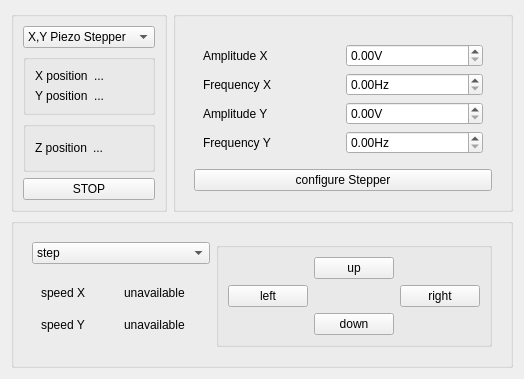
Above: hyperion/view/position/attocube.ui from caldarolamartin/hyperion before the change. Below: the same form after it.
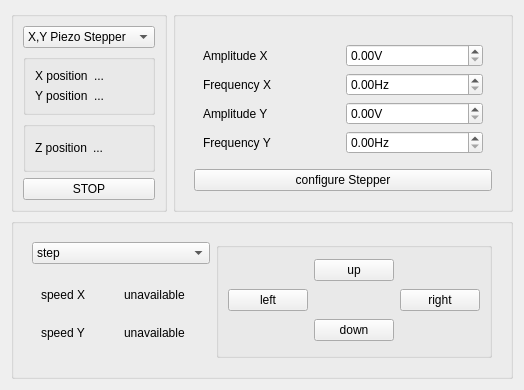
That is the form after the change. The open tabs and pages were chosen to show the change.

Patch:
```diff
--- a/hyperion/view/position/attocube.ui
+++ b/hyperion/view/position/attocube.ui
@@ -7,7 +7,7 @@
     <x>0</x>
     <y>0</y>
     <width>518</width>
-    <height>346</height>
+    <height>390</height>
    </rect>
   </property>
   <property name="windowTitle">
```
Left out of the diff: 2 changed lines with no effect on the pictures.
